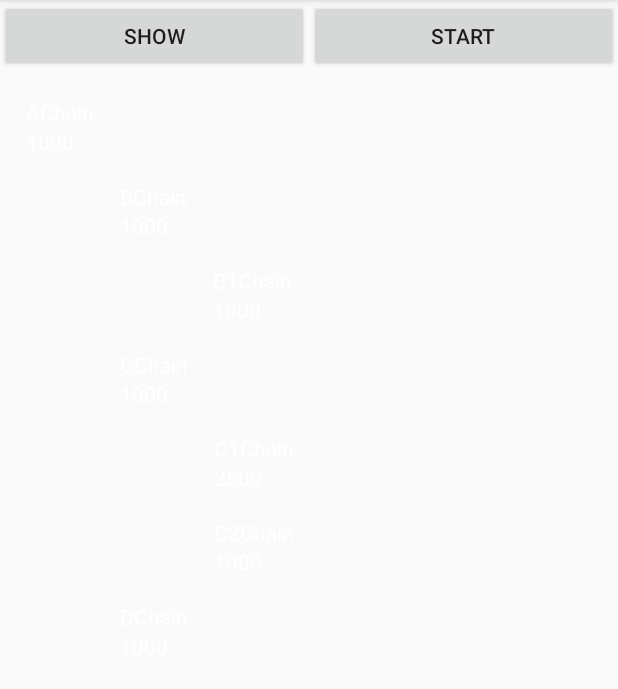
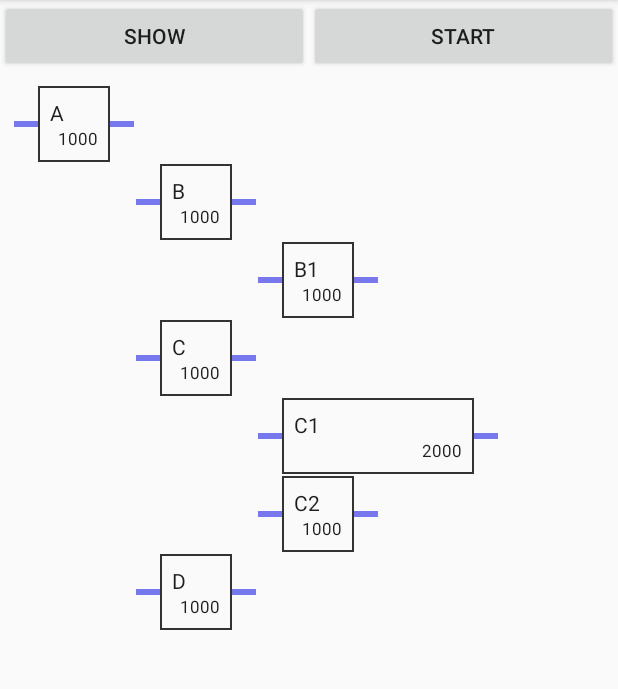
Before and after one commit to trav3ll3r/chainReaction, an Android app: the VisualiseChainActivity screen opened directly, with no data from a screen before it, after a tap on "SHOW", on a phone screen of 412 x 824 dp, the part 84-773 px from its top. Run offline under Robolectric (Android 15) with nearby library versions, the phone set to English and light mode, and no system bars; 1 statement that could not run was skipped.

Commit message:
[demo] Add progress animation

```diff
--- a/app/src/main/java/au/com/beba/chainReaction/VisualiseChainActivity.kt
+++ b/app/src/main/java/au/com/beba/chainReaction/VisualiseChainActivity.kt
@@ -35,7 +35,7 @@ class VisualiseChainActivity : AppCompatActivity() {
 
     private lateinit var canvas: RelativeLayout
     private lateinit var rootAnchorView: View
-    private lateinit var topChain: Chain
+    private var topChain: Chain? = null
 
     // INSPECT
     private lateinit var inspectHolder: ViewGroup
@@ -50,7 +50,7 @@ class VisualiseChainActivity : AppCompatActivity() {
             if (bundle != null) {
                 val chainTag = bundle[CHAIN_CLASS] as String
                 val chainEvent = bundle[CHAIN_EVENT] as String
-                val chain = getChainByTag(chainTag, topChain)
+                val chain = getChainByTag(chainTag, topChain!!)
                 Log.v(tag, "Received broadcast [%s]@%s [%s]".format(chainTag, chainEvent, chain?.getChainStatus()))
                 updateChainView(chain)
             }
@@ -80,10 +80,11 @@ class VisualiseChainActivity : AppCompatActivity() {
     private fun visualise() {
         clearChain()
         topChain = buildChain()
-        drawChain(topChain, null, rootAnchorView)
+        drawChain(topChain!!, null, rootAnchorView)
     }
 
     private fun executeChain() {
+        if (topChain != null) {
             registerListener()
 
     //        val executionStrategy: ExecutorService = Executors.newSingleThreadExecutor()
@@ -91,7 +92,7 @@ class VisualiseChainActivity : AppCompatActivity() {
 
             ConsoleLogger.log("", "begin --> \"topChain\"")
 
-        topChain.setParentCallback(object : ChainCallback<Chain> {
+            topChain!!.setParentCallback(object : ChainCallback<Chain> {
                 override fun onDone(completedChain: Chain) {
                     //TODO: DO SOMETHING ONCE ENTIRE CHAIN-REACTION HAS COMPLETED (SUCCESS / ERROR)
                     ConsoleLogger.log("", "done --> \"topChain\"")
@@ -99,6 +100,7 @@ class VisualiseChainActivity : AppCompatActivity() {
             })
 
             chainExecutor.submit(topChain)
+        }
     }
 
     private var receiverRegistered: AtomicBoolean = AtomicBoolean(false)
@@ -145,8 +147,10 @@ class VisualiseChainActivity : AppCompatActivity() {
             parentView = getChainViewByTag(canvas, buildChainTag(parent))
         }
 
-//        v.layoutParams = RelativeLayout.LayoutParams(abcChain.getSleepTime().toInt(), RelativeLayout.LayoutParams.WRAP_CONTENT)
-        v.layoutParams = RelativeLayout.LayoutParams(RelativeLayout.LayoutParams.WRAP_CONTENT, RelativeLayout.LayoutParams.WRAP_CONTENT)
+        val pixelsPerSecond = resources.getDimensionPixelSize(R.dimen.dips_per_second)
+        val width = (chain.getSleepTime().toDouble() / 1000 * pixelsPerSecond).toInt()
+        v.layoutParams = RelativeLayout.LayoutParams(width, RelativeLayout.LayoutParams.WRAP_CONTENT)
+
         val layoutParams = v.layoutParams as RelativeLayout.LayoutParams
         layoutParams.leftMargin = 2
         layoutParams.topMargin = 2
@@ -190,7 +194,7 @@ class VisualiseChainActivity : AppCompatActivity() {
         b.addToChain(B1Chain(parallelReactor))
 
         val c1 = C1Chain(parallelReactor)
-        c1.defaultSleep = 500
+        c1.sleepMultiplier = 2
         val c = CChain(parallelReactor)
                 .addToChain(c1, C2Chain(parallelReactor))
         val d = DChain(parallelReactor)
@@ -199,14 +203,14 @@ class VisualiseChainActivity : AppCompatActivity() {
         return a.addToChain(
                 b,
                 c,
-                d,
-                e,
-                f
+                d
+                //e,
+                //f
         )
     }
 
     private fun showChainInspection(chainTag: String) {
-        val chain = getChainByTag(chainTag, topChain)
+        val chain = getChainByTag(chainTag, topChain!!)
         if (chain != null) {
             inspectHolder.visibility = View.VISIBLE
             inspectName.text = chain::class.java.simpleName
--- a/app/src/main/java/au/com/beba/chainReaction/feature/ChainView.kt
+++ b/app/src/main/java/au/com/beba/chainReaction/feature/ChainView.kt
@@ -2,8 +2,14 @@ package au.com.beba.chainReaction.feature
 
 import android.content.Context
 import android.support.constraint.ConstraintLayout
+import android.support.constraint.ConstraintSet
+import android.support.constraint.Guideline
+import android.support.transition.ChangeBounds
+import android.support.transition.TransitionManager
 import android.util.AttributeSet
 import android.util.Log
+import android.view.View
+import android.view.animation.LinearInterpolator
 import android.widget.TextView
 import au.com.beba.chainReaction.R
 import au.com.beba.chainReaction.testData.AbcChain
@@ -11,12 +17,18 @@ import au.com.beba.chainreaction.chain.ChainCallback
 import org.jetbrains.anko.backgroundColor
 import org.jetbrains.anko.find
 
+
 class ChainView : ConstraintLayout {
 
     private val tag = ChainView::class.java.simpleName
 
+    private lateinit var myLayout: ConstraintLayout
+    private lateinit var startContentGuideline: Guideline
+    private lateinit var endContentGuideline: Guideline
+
     private lateinit var chainDuration: TextView
     private lateinit var chainName: TextView
+    private lateinit var chainProgress: View
 
     constructor(context: Context) : super(context) {
         init()
@@ -33,24 +45,52 @@ class ChainView : ConstraintLayout {
     private fun init() {
         inflate(context, R.layout.chain_view, this)
 
+        this.myLayout = find(R.id.constraint_layout)
+        startContentGuideline = find(R.id.start_content)
+        endContentGuideline = find(R.id.end_content)
+
         this.chainDuration = find(R.id.execution_duration)
         this.chainName = find(R.id.chain_name)
+        this.chainProgress = find(R.id.chain_progress)
     }
 
     fun update(chain: AbcChain) {
         Log.d(tag, "Update for [%s] with status [%s]".format(chain::class.java.simpleName, chain.getChainStatus()))
-        this.chainName.text = chain::class.java.simpleName
+        this.chainName.text = chain.chainId
         this.chainDuration.text = chain.getSleepTime().toString()
-        backgroundColor = resources.getColor(
+
+        chainProgress.backgroundColor = resources.getColor(
                 when (chain.getChainStatus()) {
-                    ChainCallback.Status.IN_PROGRESS -> R.color.status_in_progress
-                    ChainCallback.Status.SUCCESS -> R.color.status_success
+                    ChainCallback.Status.IN_PROGRESS, ChainCallback.Status.QUEUED -> {
+                        startProgress(chain.getSleepTime())
+                        R.color.status_in_progress
+                    }
+                    ChainCallback.Status.SUCCESS -> {
+                        R.color.status_success
+                    }
                     ChainCallback.Status.ERROR -> R.color.status_error
                     else -> R.color.status_not_started
                 }
         )
 
-        invalidate()
-        requestLayout()
+//        invalidate()
+//        requestLayout()
+    }
+
+    private fun startProgress(max: Long) {
+        val changeBounds = ChangeBounds()
+        changeBounds.duration = max
+        changeBounds.interpolator = LinearInterpolator()
+
+        TransitionManager.beginDelayedTransition(myLayout, changeBounds)
+
+        // ANIMATE TO NEW CONSTRAINTS
+        val set = ConstraintSet()
+        set.connect(R.id.chain_progress, ConstraintSet.TOP, ConstraintSet.PARENT_ID, ConstraintSet.TOP)
+        set.connect(R.id.chain_progress, ConstraintSet.BOTTOM, ConstraintSet.PARENT_ID, ConstraintSet.BOTTOM)
+        set.connect(R.id.chain_progress, ConstraintSet.LEFT, R.id.start_content, ConstraintSet.LEFT)
+        set.connect(R.id.chain_progress, ConstraintSet.RIGHT, R.id.end_content, ConstraintSet.RIGHT)
+
+        set.applyTo(myLayout)
     }
 }
--- a/app/src/main/java/au/com/beba/chainReaction/testData/multiChainSerial.kt
+++ b/app/src/main/java/au/com/beba/chainReaction/testData/multiChainSerial.kt
@@ -16,7 +16,14 @@ abstract class AbcChain(override val reactor: Reactor)
     : BaseChain(reactor) {
     protected open val status = ChainCallback.Status.SUCCESS
     protected open val taskResult = "?"
-    var defaultSleep: Long = 200
+    var defaultSleep: Long = 1000
+    var sleepMultiplier: Long = 1
+
+    val chainId: String
+        get() {
+//            return this::class.java.simpleName
+            return taskResult
+        }
 
     override fun preMainTask() {
         super.preMainTask()
@@ -49,7 +56,7 @@ abstract class AbcChain(override val reactor: Reactor)
     }
 
     fun getSleepTime(): Long {
-        val sleepMultiplier: Long = 5
+
         return defaultSleep * sleepMultiplier
     }
 
--- /dev/null
+++ b/app/src/main/res/drawable/square_frame.xml
@@ -0,0 +1,8 @@
+<?xml version="1.0" encoding="utf-8"?>
+<shape xmlns:android="http://schemas.android.com/apk/res/android"
+    android:shape="rectangle">
+    <solid android:color="@android:color/transparent" />
+    <stroke
+        android:width="1dp"
+        android:color="@color/status_border" />
+</shape>
--- a/app/src/main/res/layout/chain_view.xml
+++ b/app/src/main/res/layout/chain_view.xml
@@ -1,16 +1,60 @@
 <android.support.constraint.ConstraintLayout
     xmlns:android="http://schemas.android.com/apk/res/android"
     xmlns:app="http://schemas.android.com/apk/res-auto"
+    android:id="@+id/constraint_layout"
     android:layout_width="match_parent"
     android:layout_height="wrap_content"
     xmlns:tools="http://schemas.android.com/tools"
-    android:padding="@dimen/chain_view_padding">
+    android:padding="0dp"
+    >
+
+    <android.support.constraint.Guideline
+        android:id="@+id/start_content"
+        android:layout_width="wrap_content"
+        android:layout_height="wrap_content"
+        android:orientation="vertical"
+        app:layout_constraintGuide_begin="16dp"
+        />
+
+    <android.support.constraint.Guideline
+        android:id="@+id/end_content"
+        android:layout_width="wrap_content"
+        android:layout_height="wrap_content"
+        android:orientation="vertical"
+        app:layout_constraintGuide_end="16dp"
+        />
+
+    <View
+        android:id="@+id/chain_progress"
+        android:layout_width="0dp"
+        android:layout_height="0dp"
+        android:background="@color/chainBackground"
+        app:layout_constraintTop_toTopOf="@+id/inner_content"
+        app:layout_constraintBottom_toBottomOf="@+id/inner_content"
+        app:layout_constraintLeft_toLeftOf="@id/start_content"
+        app:layout_constraintRight_toLeftOf="@id/start_content"
+        />
+
+    <android.support.constraint.ConstraintLayout
+        android:id="@+id/inner_content"
+        android:layout_width="0dp"
+        android:layout_height="wrap_content"
+        app:layout_constraintTop_toTopOf="parent"
+        app:layout_constraintBottom_toBottomOf="parent"
+        app:layout_constraintLeft_toLeftOf="@id/start_content"
+        app:layout_constraintRight_toLeftOf="@id/end_content"
+        android:background="@drawable/square_frame"
+        >
+
         <TextView
             android:id="@+id/chain_name"
             android:layout_width="wrap_content"
             android:layout_height="wrap_content"
-        android:textSize="@dimen/duration_size"
+            android:textSize="@dimen/chain_name"
             android:textColor="@color/chainText"
+            app:layout_constraintLeft_toLeftOf="parent"
+            android:paddingTop="@dimen/chain_view_padding"
+            android:paddingLeft="@dimen/chain_view_padding"
             tools:text="AChain"
             />
         <TextView
@@ -18,8 +62,33 @@
             android:layout_width="wrap_content"
             android:layout_height="wrap_content"
             app:layout_constraintTop_toBottomOf="@+id/chain_name"
+            app:layout_constraintRight_toRightOf="parent"
             android:textSize="@dimen/duration_size"
             android:textColor="@color/chainText"
+            android:paddingBottom="@dimen/chain_view_padding"
+            android:paddingRight="@dimen/chain_view_padding"
             tools:text="500"
             />
     </android.support.constraint.ConstraintLayout>
+
+    <include layout="@layout/chain_view_left_end"
+        android:layout_width="0dp"
+        android:layout_height="0dp"
+        app:layout_constraintTop_toTopOf="parent"
+        app:layout_constraintBottom_toBottomOf="parent"
+        app:layout_constraintLeft_toLeftOf="parent"
+        app:layout_constraintRight_toRightOf="@id/start_content"
+        android:visibility="visible"
+        />
+
+    <include layout="@layout/chain_view_right_end"
+        android:layout_width="0dp"
+        android:layout_height="0dp"
+        app:layout_constraintTop_toTopOf="parent"
+        app:layout_constraintBottom_toBottomOf="parent"
+        app:layout_constraintLeft_toLeftOf="@id/end_content"
+        app:layout_constraintRight_toRightOf="parent"
+        android:visibility="visible"
+        />
+
+</android.support.constraint.ConstraintLayout>
--- /dev/null
+++ b/app/src/main/res/layout/chain_view_left_end.xml
@@ -0,0 +1,17 @@
+<?xml version="1.0" encoding="utf-8"?>
+<android.support.constraint.ConstraintLayout
+    xmlns:android="http://schemas.android.com/apk/res/android"
+    xmlns:app="http://schemas.android.com/apk/res-auto"
+    android:layout_width="wrap_content"
+    android:layout_height="wrap_content"
+    >
+
+    <View
+        android:layout_width="wrap_content"
+        android:layout_height="4dp"
+        android:background="@color/chainBackground"
+        app:layout_constraintTop_toTopOf="parent"
+        app:layout_constraintBottom_toBottomOf="parent"
+
+        />
+</android.support.constraint.ConstraintLayout>
--- /dev/null
+++ b/app/src/main/res/layout/chain_view_right_end.xml
@@ -0,0 +1,17 @@
+<?xml version="1.0" encoding="utf-8"?>
+<android.support.constraint.ConstraintLayout
+    xmlns:android="http://schemas.android.com/apk/res/android"
+    xmlns:app="http://schemas.android.com/apk/res-auto"
+    android:layout_width="wrap_content"
+    android:layout_height="wrap_content"
+    >
+
+    <View
+        android:layout_width="wrap_content"
+        android:layout_height="4dp"
+        android:background="@color/chainBackground"
+        app:layout_constraintTop_toTopOf="parent"
+        app:layout_constraintBottom_toBottomOf="parent"
+
+        />
+</android.support.constraint.ConstraintLayout>
--- a/app/src/main/res/values/colors.xml
+++ b/app/src/main/res/values/colors.xml
@@ -5,9 +5,10 @@
     <color name="colorAccent">#FF4081</color>
 
     <color name="chainBackground">#7777ee</color>
-    <color name="chainText">#fff</color>
+    <color name="chainText">#1e1e1e</color>
 
-    <color name="status_not_started">#999</color>
+    <color name="status_border">#333</color>
+    <color name="status_not_started">#eee</color>
     <color name="status_in_progress">#b1af59</color>
     <color name="status_success">#7cb159</color>
     <color name="status_error">#b15963</color>
--- a/app/src/main/res/values/dimens.xml
+++ b/app/src/main/res/values/dimens.xml
@@ -1,5 +1,7 @@
 <?xml version="1.0" encoding="utf-8"?>
 <resources>
-    <dimen name="duration_size">14sp</dimen>
+    <dimen name="chain_name">14sp</dimen>
+    <dimen name="duration_size">11sp</dimen>
     <dimen name="chain_view_padding">8dp</dimen>
+    <dimen name="dips_per_second">80dp</dimen>
 </resources>
```
Lines whose indentation alone changed are shown as unchanged.
